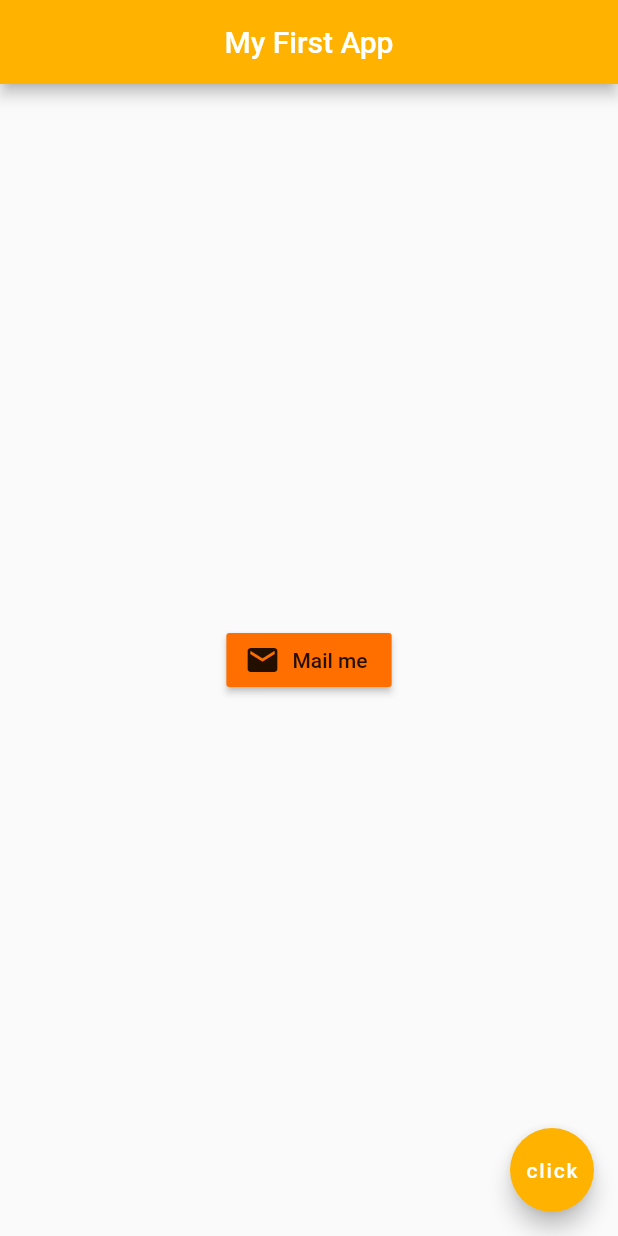
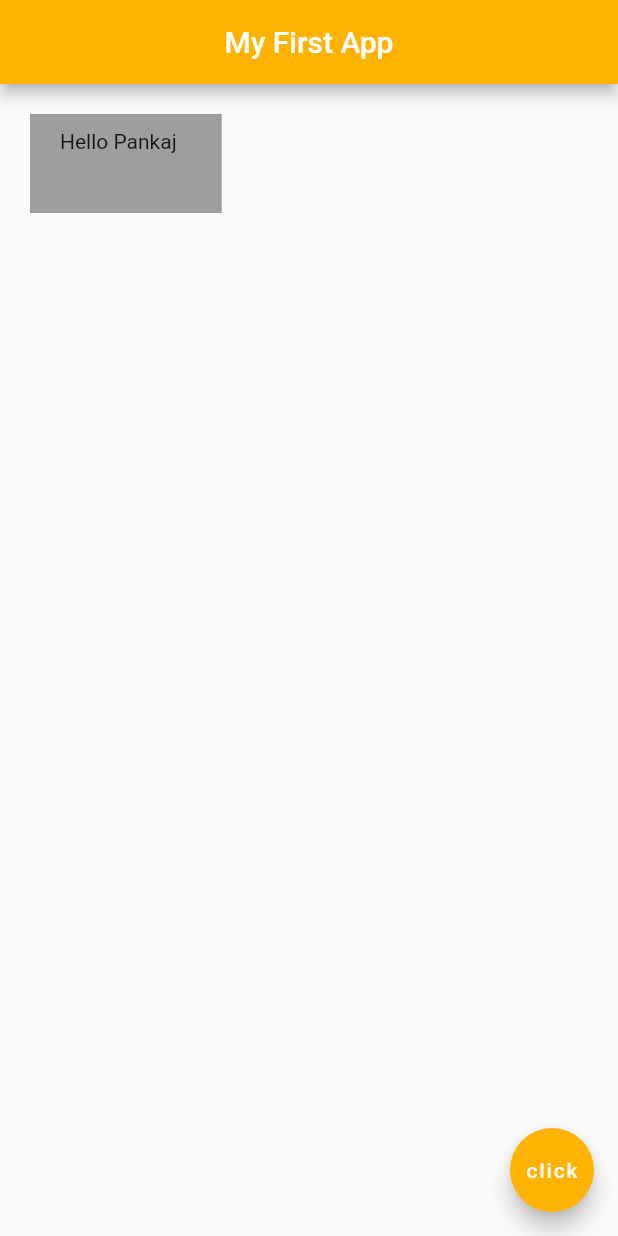
Before and after one commit to pankajatgithub/Flutter_first_project, a Flutter app: the screen it shows after launch, on a phone screen of 412 x 824 dp. Run offline on Flutter 3.47's test engine with Material 2 defaults, Android fonts, the phone set to English and light mode, and no system bars.

Commit message:
Container and margin/padding in flutter

```diff
--- a/lib/main.dart
+++ b/lib/main.dart
@@ -18,26 +18,13 @@ class Home extends StatelessWidget {
         centerTitle: true,
         backgroundColor:Colors.amber[600],
       ),
-      body: Center(
-        child: RaisedButton.icon(
-          onPressed: (){
-            print("You clicked me");
-          },
-          icon:Icon(
-            Icons.mail
-          ),
-          label: Text("Mail me"),
-            color: Colors.amber[900],
-        ),
-
-
-        // child:IconButton(
-        //   onPressed: (){
-        //     print("You clicked me");
-        //   },
-        //   icon:Icon( Icons.mail),
-        //   color: Colors.amber,
-        // )
+      body: Container(
+        margin:EdgeInsets.all(20.0),
+        padding: EdgeInsets.fromLTRB(20.0, 10.0, 30.0, 40.0),
+        // padding: EdgeInsets.symmetric(horizontal: 10.0,vertical: 20.0),
+        // padding: EdgeInsets.all(20.0),
+        color: Colors.grey,
+        child: Text("Hello Pankaj"),
       ),
       floatingActionButton: FloatingActionButton(
         onPressed: (){},
```
